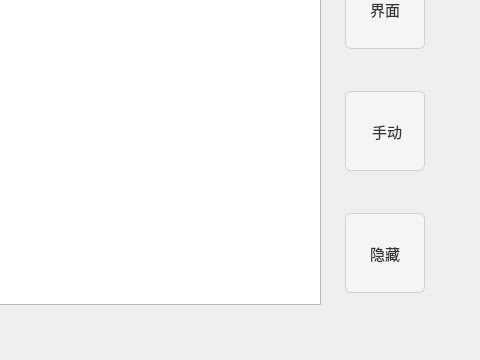
lankai7/Novel_Book, file novelwindow.ui: the form before one commit; both pictures show x 620 to 1100 and y 340 to 700 of the 1100 by 700 pixel window.
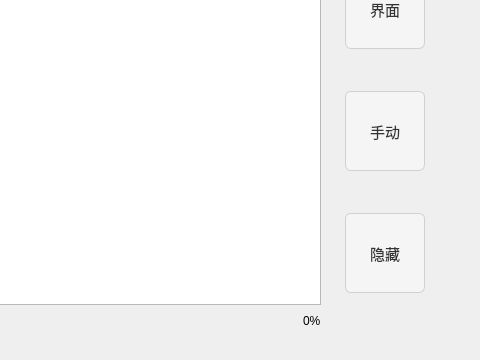
The form after the commit.

```diff
--- a/novelwindow.ui
+++ b/novelwindow.ui
@@ -70,7 +70,7 @@
            <item>
             <widget class="QLabel" name="label_progress">
              <property name="text">
-              <string/>
+              <string>0%</string>
              </property>
             </widget>
            </item>
@@ -162,7 +162,7 @@
             </size>
            </property>
            <property name="text">
-            <string> 手动</string>
+            <string>手动</string>
            </property>
           </widget>
          </item>
```
